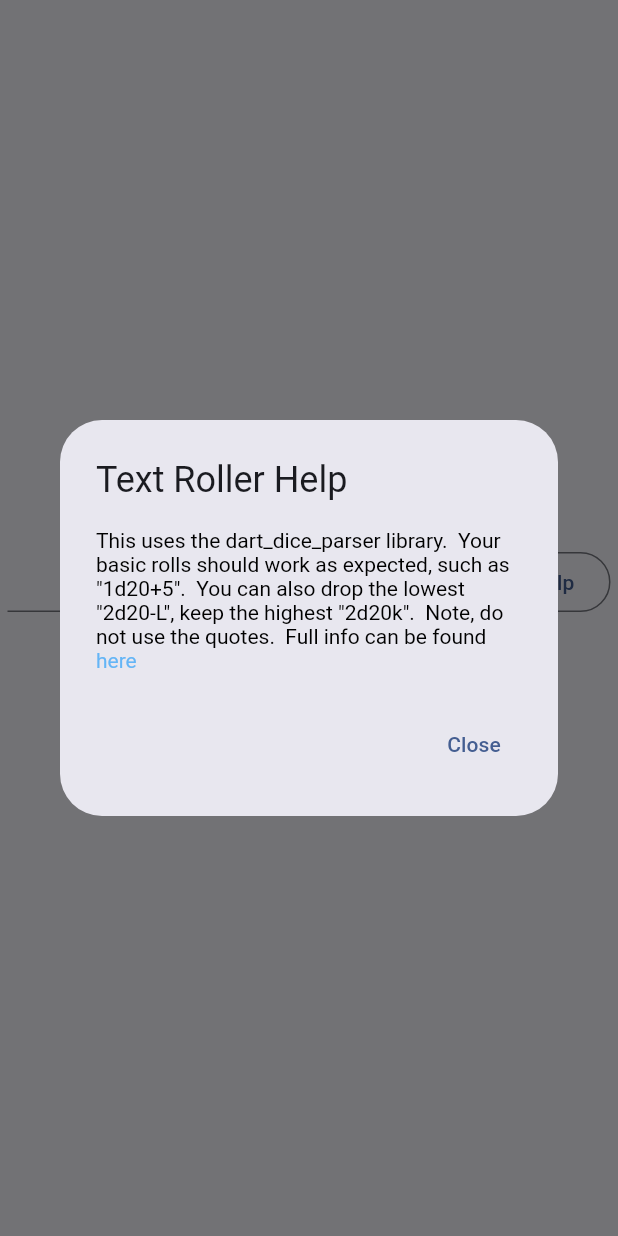
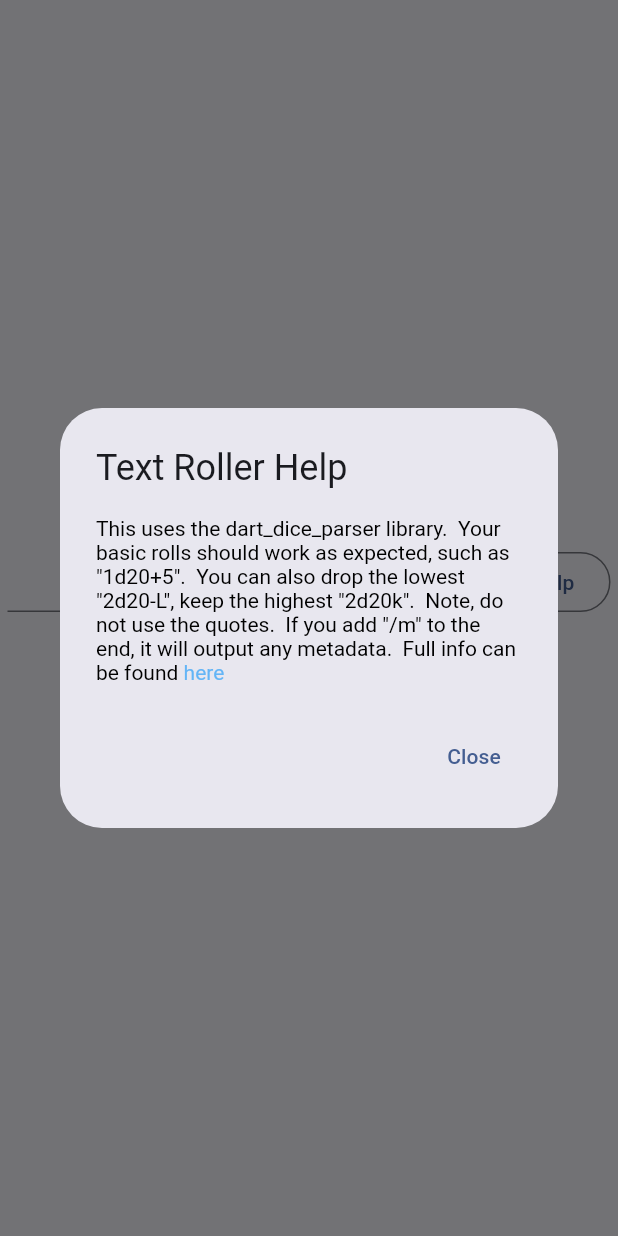
Before and after one commit to draffapps/draff-roller, a Flutter app: the TextController widget shown alone on an empty page, opened directly with empty values, after a tap on "Help", on a phone screen of 412 x 824 dp. Run offline on Flutter 3.47's test engine with Material 2 defaults, Android fonts, the light colour scheme and no system bars; our stand-ins replace flutter_tts, shared_preferences; missing offline and left inert: dart_dice_parser; accounts and stored records are empty.

Commit message:
Added metadata switch to the text roller.

```diff
--- a/lib/text/text_controller.dart
+++ b/lib/text/text_controller.dart
@@ -212,7 +212,7 @@ class _TextControllerState extends State<TextController> {
                   text: TextSpan(
                       style: const TextStyle(color: Colors.black),
                       text:
-                          'This uses the dart_dice_parser library.  Your basic rolls should work as expected, such as "1d20+5".  You can also drop the lowest "2d20-L", keep the highest "2d20k".  Note, do not use the quotes.  Full info can be found ',
+                          'This uses the dart_dice_parser library.  Your basic rolls should work as expected, such as "1d20+5".  You can also drop the lowest "2d20-L", keep the highest "2d20k".  Note, do not use the quotes.  If you add "/m" to the end, it will output any metadata.  Full info can be found ',
                       children: [
                 TextSpan(
                     text: 'here',
--- a/lib/text/text_roller.dart
+++ b/lib/text/text_roller.dart
@@ -17,6 +17,9 @@ void rollText(SavedRoll roll, Function addToHistory) {
     entry.add(const SizedBox(width: 5));
     rollSpeech = description;
   }
+  bool showMetadata = extra.endsWith('/m');
+
+  extra = extra.replaceFirst(RegExp(r'/m$'), '');
 
   final roller = DiceExpression.create(extra);
 
@@ -26,7 +29,27 @@ void rollText(SavedRoll roll, Function addToHistory) {
   String rollResult = result.total.toString();
   entry.add(Text(rollResult));
 
-  rollSpeech += '$extra=$rollResult)';
+  String metadata = '';
+
+  if (showMetadata) {
+    for (MapEntry<String, Object> item in result.metadata.entries) {
+      metadata += ' ${item.key}';
+      if (item.value.runtimeType == List<int>) {
+        List<int> values = item.value as List<int>;
+        for (int value in values) {
+          metadata += ' $value';
+        }
+      } else {
+        metadata += ' metadata not expected type';
+      }
+    }
+
+    entry.add(Text(metadata));
+  }
+
+  rollSpeech += '$extra=$rollResult $metadata';
+
+  if (showMetadata) {}
 
   addToHistory(
       Wrap(
```
